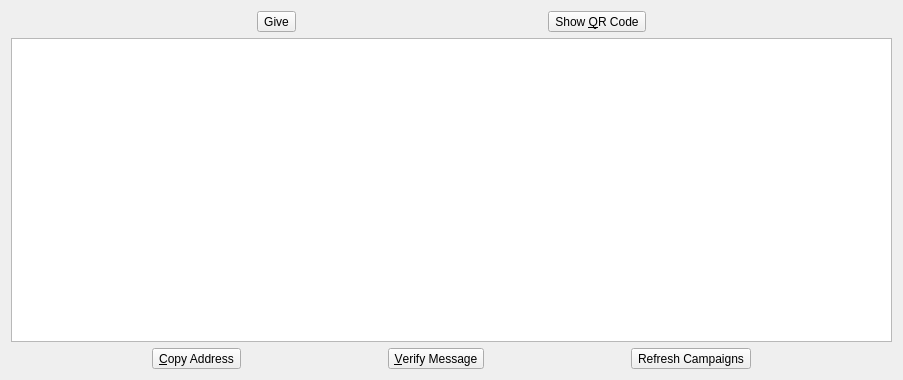
LittleDuke/2GIVE, file src/qt/forms/sharepage.ui: the form before one commit.
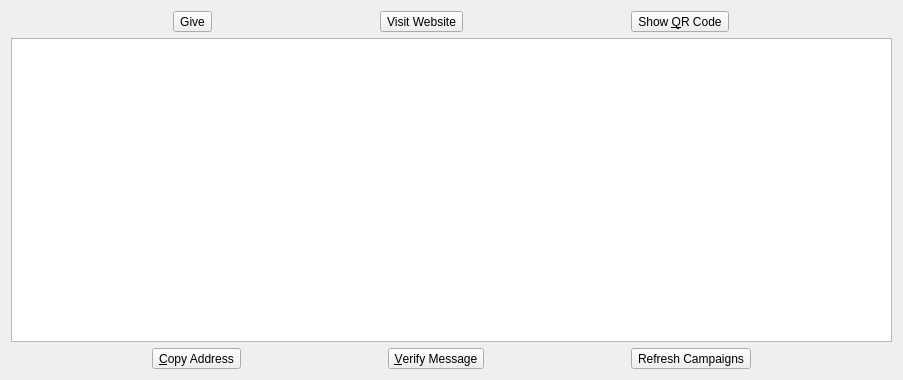
The form after the commit. Icons and pictures are not drawn.

```diff
--- a/src/qt/forms/sharepage.ui
+++ b/src/qt/forms/sharepage.ui
@@ -23,6 +23,13 @@
        </property>
       </widget>
      </item>
+     <item>
+      <widget class="QToolButton" name="visitButton">
+       <property name="text">
+        <string>Visit Website</string>
+       </property>
+      </widget>
+     </item>
      <item>
       <widget class="QToolButton" name="showQRCode">
        <property name="text">
```
